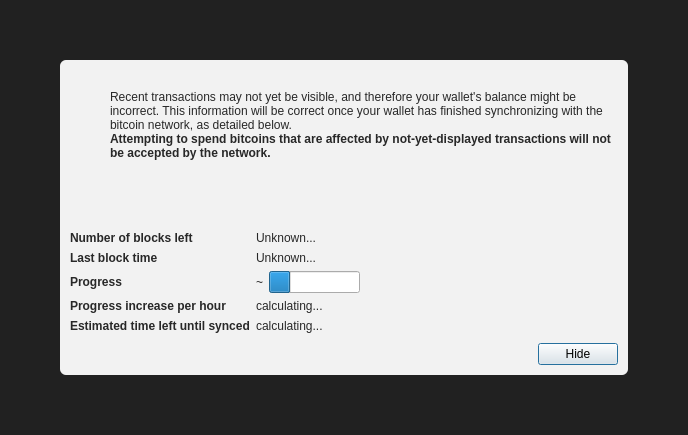
First picture: the form in src/qt/forms/chainsyncwarning.ui, repository ecoinchain/ecoin, before the edit.
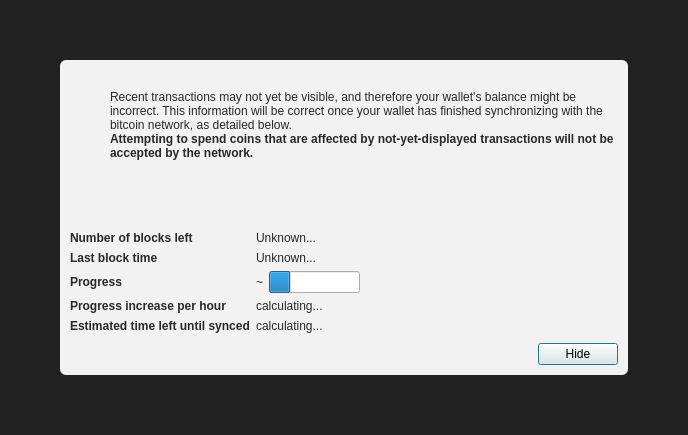
Second picture: the form after the edit. Icons and pictures are not drawn. Custom widgets are drawn as their Qt base class.

Commit message: bitcoins -> rcoins

What changed in the file:
```diff
--- a/src/qt/forms/chainsyncwarning.ui
+++ b/src/qt/forms/chainsyncwarning.ui
@@ -149,7 +149,7 @@
                 </font>
                </property>
                <property name="text">
-                <string>Attempting to spend bitcoins that are affected by not-yet-displayed transactions will not be accepted by the network.</string>
+                <string>Attempting to spend coins that are affected by not-yet-displayed transactions will not be accepted by the network.</string>
                </property>
                <property name="textFormat">
                 <enum>Qt::RichText</enum>
```
